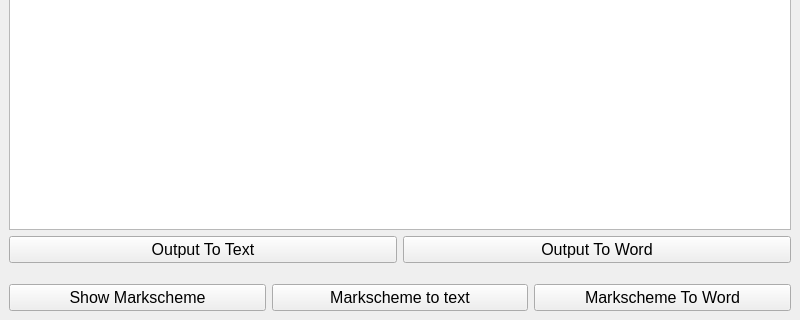
The window that QT/ExamPaperGeneratorMainWindow.ui (Daniel-CG-Wright/ExamPaperProject) describes before a commit, drawn with Qt 5; both pictures show x 0 to 800 and y 277 to 597 of the 800 by 597 pixel window.
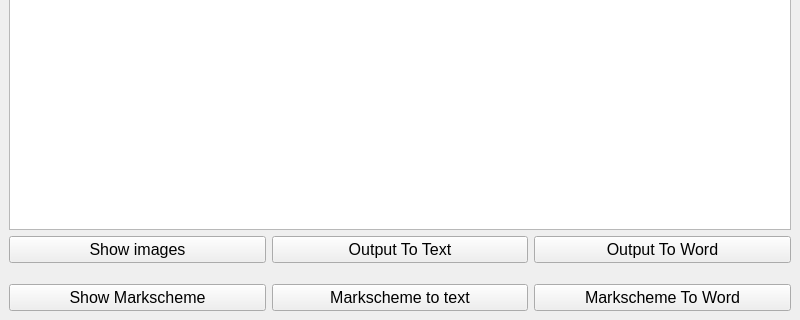
The same window after the commit.

Commit message: Image support is in place for viewing images, but saving images is broken. Please fix saving images.

```diff
--- a/QT/ExamPaperGeneratorMainWindow.ui
+++ b/QT/ExamPaperGeneratorMainWindow.ui
@@ -95,6 +95,13 @@
     </item>
     <item>
      <layout class="QHBoxLayout" name="horizontalLayout_2">
+      <item>
+       <widget class="QPushButton" name="pbShowImages">
+        <property name="text">
+         <string>Show images</string>
+        </property>
+       </widget>
+      </item>
       <item>
        <widget class="QPushButton" name="pbOutputTxt">
         <property name="text">
```
The commit also changes 18 other files.
